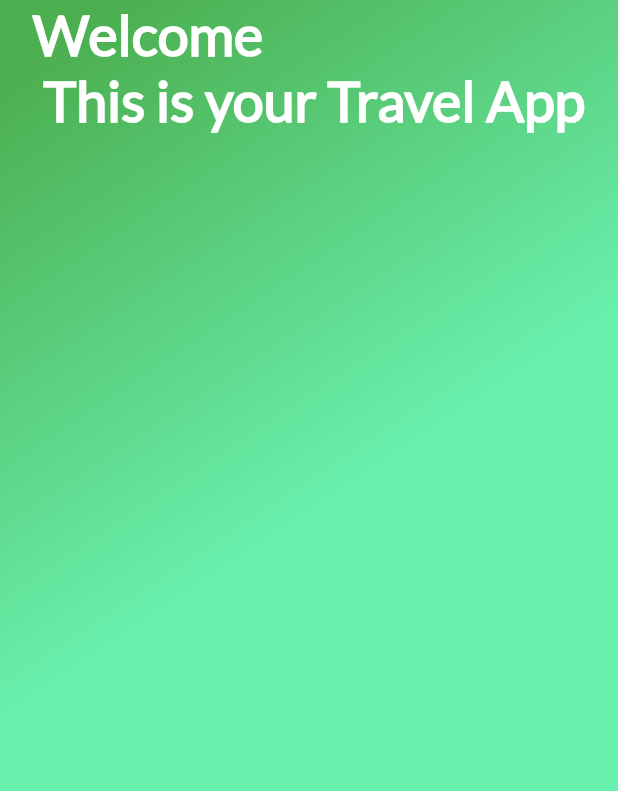
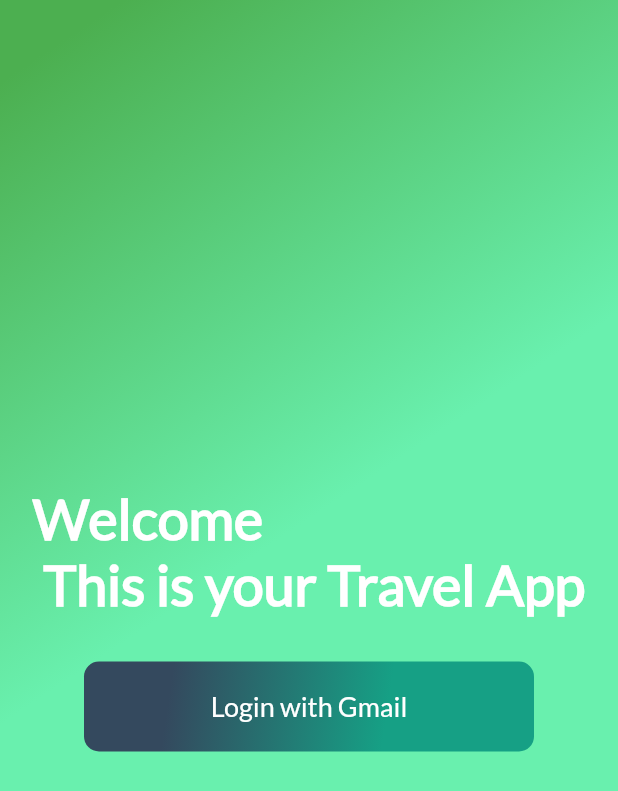
Before and after one commit to AndresPerezfc/platzitrips, a Flutter app: the screen it shows after launch, on a phone screen of 412 x 824 dp. Shown: the top 791 px of the screen. Run offline on Flutter 3.47's test engine with Material 2 defaults, Android fonts, the phone set to English and light mode, and no system bars; missing offline and left inert: generic_bloc_provider.

Commit message:
ajustada la parte visual de la pantalla de inicio

```diff
--- a/lib/src/user/ui/screens/sign_in_screen.dart
+++ b/lib/src/user/ui/screens/sign_in_screen.dart
@@ -1,5 +1,7 @@
 import "package:flutter/material.dart";
+import 'package:platzitrips/src/user/ui/widgets/button.dart';
 import 'package:platzitrips/src/widgets/gradient_back.dart';
+import 'package:platzitrips/src/widgets/button_green.dart';
 
 class SignInScreen extends StatefulWidget {
   @override
@@ -20,6 +22,8 @@ class _SignInScreenState extends State<SignInScreen> {
         children: <Widget>[
           GradientBack("", null),
           Column(
+            mainAxisAlignment: MainAxisAlignment
+                .center, // centrar los elementos de manera vertical,
             children: <Widget>[
               Text(
                 "Welcome \n This is your Travel App",
@@ -29,6 +33,12 @@ class _SignInScreenState extends State<SignInScreen> {
                     color: Colors.white,
                     fontWeight: FontWeight.bold),
               ),
+              ButtonGreen(
+                text: "Login with Gmail",
+                onPressed: () {},
+                width: 300.0,
+                height: 60.0,
+              )
             ],
           ),
         ],
--- /dev/null
+++ b/lib/src/widgets/button_green.dart
@@ -0,0 +1,47 @@
+import 'package:flutter/material.dart';
+
+class ButtonGreen extends StatefulWidget {
+  final String text;
+  double width = 0.0;
+  double height = 0.0;
+  final VoidCallback onPressed;
+
+  ButtonGreen(
+      {Key key,
+      @required this.text,
+      @required this.onPressed,
+      this.width,
+      this.height});
+
+  @override
+  _ButtonGreenState createState() => _ButtonGreenState();
+}
+
+class _ButtonGreenState extends State<ButtonGreen> {
+  @override
+  Widget build(BuildContext context) {
+    return InkWell(
+      onTap: widget.onPressed,
+      child: Container(
+        margin: EdgeInsets.only(top: 30.0, left: 20.0, right: 20.0),
+        height: widget.height,
+        width: widget.width,
+        decoration: BoxDecoration(
+            borderRadius: BorderRadius.circular(10.0),
+            gradient: LinearGradient(
+                colors: [Color(0xFF34495e), Color(0xFF16a085)],
+                begin: FractionalOffset(0.2, 0.0),
+                end: FractionalOffset(1.0, 0.6),
+                stops: [0.0, 0.6],
+                tileMode: TileMode.clamp)),
+        child: Center(
+          child: Text(
+            widget.text,
+            style: TextStyle(
+                fontSize: 18.0, fontFamily: "Lato", color: Colors.white),
+          ),
+        ),
+      ),
+    );
+  }
+}
```
